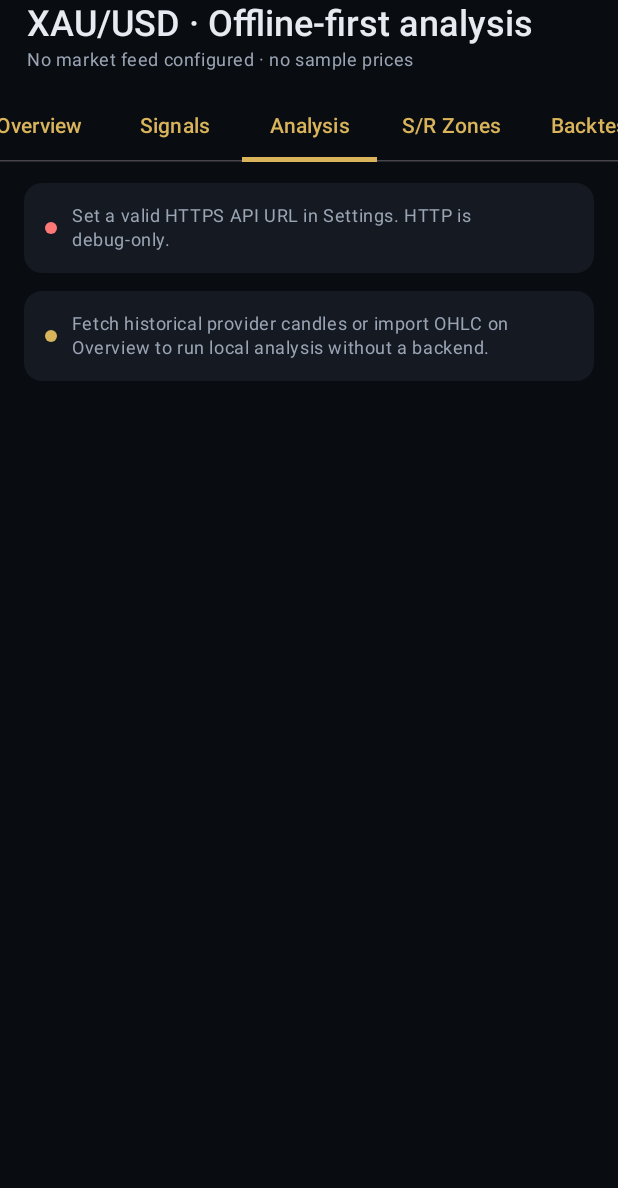
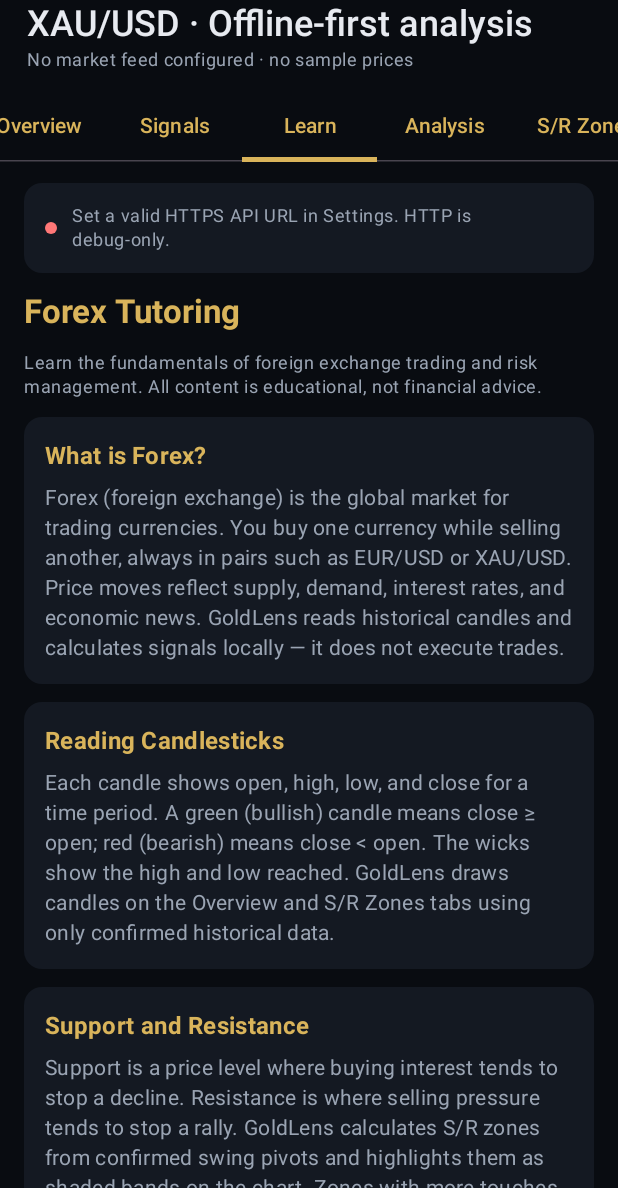
Before and after one commit to Ndumiso19894/ai-trading-analyst., an Android app built with Jetpack Compose: the screen it shows after launch (MainActivity), tab 3 chosen, on a phone screen of 412 x 824 dp, the part 48-1236 px from its top. Run offline under Robolectric (Android 15) with nearby library versions, the phone set to English and light mode, and no system bars; our stand-ins replace Room's generated code; pictures from the network do not load.

Commit message:
Add chart-image Telegram signals, Forex tutoring tab, and Picture-format signals
Co-authored-by: arena-agent <297053741+arena-agent@users.noreply.github.com>

```diff
--- a/android/app/src/main/java/com/goldlens/analyst/MainActivity.kt
+++ b/android/app/src/main/java/com/goldlens/analyst/MainActivity.kt
@@ -507,7 +507,7 @@ private fun GoldLensScreen(context: Context) {
             withContext(Dispatchers.IO) { database.settingDao().put(SettingEntity("instrument", instrument)) }
         }
     }
-    val tabs = listOf("Overview", "Signals", "Analysis", "S/R Zones", "Backtest", "Exports", "Risk", "Journal", "Settings")
+    val tabs = listOf("Overview", "Signals", "Learn", "Analysis", "S/R Zones", "Backtest", "Exports", "Risk", "Journal", "Settings")
 
     MaterialTheme(colorScheme = darkColorScheme(
         primary = Gold, onPrimary = Color(0xFF17130A), secondary = Green,
@@ -558,15 +558,16 @@ private fun GoldLensScreen(context: Context) {
                             onExport = { csvExportPicker.launch("goldlens-${instrument.replace('/', '-')}-${timeframe}.csv") },
                             onAnalyze = ::analyzeOffline, onRisk = { tab = 6 })
                         1 -> SignalsTab(analysis, dataset, configuredPointSize, telegramConfigured, telegramEnabled, telegramStatus)
-                        2 -> AnalysisTab(analysis, dataset, isBusy, multiTimeframe, configuredPointSize, ::analyzeOffline)
-                        3 -> ZonesTab(analysis?.zones.orEmpty(), dataset?.candles.orEmpty(), analysis?.price, instrument, dataset?.sourcePrecision)
-                        4 -> BacktestTab(dataset, backtestReport, isBusy, ::runBacktest)
-                        5 -> ExportsTab(isBusy) { table ->
+                        2 -> LearnTab()
+                        3 -> AnalysisTab(analysis, dataset, isBusy, multiTimeframe, configuredPointSize, ::analyzeOffline)
+                        4 -> ZonesTab(analysis?.zones.orEmpty(), dataset?.candles.orEmpty(), analysis?.price, instrument, dataset?.sourcePrecision)
+                        5 -> BacktestTab(dataset, backtestReport, isBusy, ::runBacktest)
+                        6 -> ExportsTab(isBusy) { table ->
                             exportTable = table
                             reportExportPicker.launch("goldlens-$table.csv")
                         }
-                        6 -> RiskTab(riskBalance, { riskBalance = it }, riskPercent, { riskPercent = it }, riskSide, { riskSide = it }, riskEntry, { riskEntry = it }, riskStop, { riskStop = it }, riskTarget, { riskTarget = it }, riskContract, { riskContract = it }, risk, ::calculateRisk, instrument, configuredPointSize)
-                        7 -> JournalTab(database, timeframe, instrument, configuredPointSize)
+                        7 -> RiskTab(riskBalance, { riskBalance = it }, riskPercent, { riskPercent = it }, riskSide, { riskSide = it }, riskEntry, { riskEntry = it }, riskStop, { riskStop = it }, riskTarget, { riskTarget = it }, riskContract, { riskContract = it }, risk, ::calculateRisk, instrument, configuredPointSize)
+                        8 -> JournalTab(database, timeframe, instrument, configuredPointSize)
                         else -> SettingsTab(
                             instrument = instrument,
                             metalPointSize = metalPointSize,
@@ -728,6 +729,52 @@ private fun SignalsTab(
                 Text(if (inst.symbol == dataset?.instrument) analysis?.direction?.name ?: "—" else "—", style = MaterialTheme.typography.bodySmall, color = Muted)
             }
             Divider()
+        }
+    }
+}
+
+@Composable
+private fun LearnTab() {
+    Column(
+        Modifier.fillMaxWidth(),
+        verticalArrangement = Arrangement.spacedBy(12.dp),
+    ) {
+        Text("Forex Tutoring", style = MaterialTheme.typography.titleLarge, fontWeight = FontWeight.Bold, color = Gold)
+        Text("Learn the fundamentals of foreign exchange trading and risk management. All content is educational, not financial advice.", color = Muted, style = MaterialTheme.typography.bodySmall)
+
+        LessonCard(
+            title = "What is Forex?",
+            body = "Forex (foreign exchange) is the global market for trading currencies. You buy one currency while selling another, always in pairs such as EUR/USD or XAU/USD. Price moves reflect supply, demand, interest rates, and economic news. GoldLens reads historical candles and calculates signals locally — it does not execute trades.",
+        )
+        LessonCard(
+            title = "Reading Candlesticks",
+            body = "Each candle shows open, high, low, and close for a time period. A green (bullish) candle means close ≥ open; red (bearish) means close < open. The wicks show the high and low reached. GoldLens draws candles on the Overview and S/R Zones tabs using only confirmed historical data.",
+        )
+        LessonCard(
+            title = "Support and Resistance",
+            body = "Support is a price level where buying interest tends to stop a decline. Resistance is where selling pressure tends to stop a rally. GoldLens calculates S/R zones from confirmed swing pivots and highlights them as shaded bands on the chart. Zones with more touches are stronger.",
+        )
+        LessonCard(
+            title = "Risk Management Rules",
+            body = "1. Risk no more than 1–2% of your account per trade (GoldLens caps the calculator at 5%).\n2. Always set a stop loss before entering.\n3. Make your target at least 2× your stop distance (R:R ≥ 2.0).\n4. Never add to a losing position.\n5. Use the Risk tab to calculate position size before every trade.",
+        )
+        LessonCard(
+            title = "Understanding Signals",
+            body = "GoldLens labels each analysis BUY, SELL, or WAIT. BUY/SELL means the indicators align in that direction; WAIT means evidence is mixed or insufficient. Only new direction changes trigger notifications. Telegram receives only signals with R:R ≥ 2.0, evidence score ≥ 3, and no conflicts.",
+        )
+        LessonCard(
+            title = "Important Disclaimers",
+            body = "GoldLens uses historical/reference market data from an unofficial provider. Data may be delayed or rate-limited. Signals are not broker quotes, not executable orders, and not financial advice. Past performance does not predict future results. You alone are responsible for your trading decisions.",
+        )
+    }
+}
+
+@Composable
+private fun LessonCard(title: String, body: String) {
+    Card(colors = CardDefaults.cardColors(containerColor = Panel), shape = RoundedCornerShape(12.dp)) {
+        Column(Modifier.padding(14.dp), verticalArrangement = Arrangement.spacedBy(6.dp)) {
+            Text(title, color = Gold, fontWeight = FontWeight.Bold, style = MaterialTheme.typography.titleMedium)
+            Text(body, color = Muted, style = MaterialTheme.typography.bodyMedium)
         }
     }
 }
```
Also changed, not shown: android/app/src/main/java/com/goldlens/analyst/notifications/ChartRenderer.kt (added, +131 -0 lines), android/app/src/main/java/com/goldlens/analyst/notifications/MarketSignalWorker.kt (+34 -4 lines), android/app/src/main/java/com/goldlens/analyst/notifications/TelegramNotifier.kt (+39 -0 lines).
